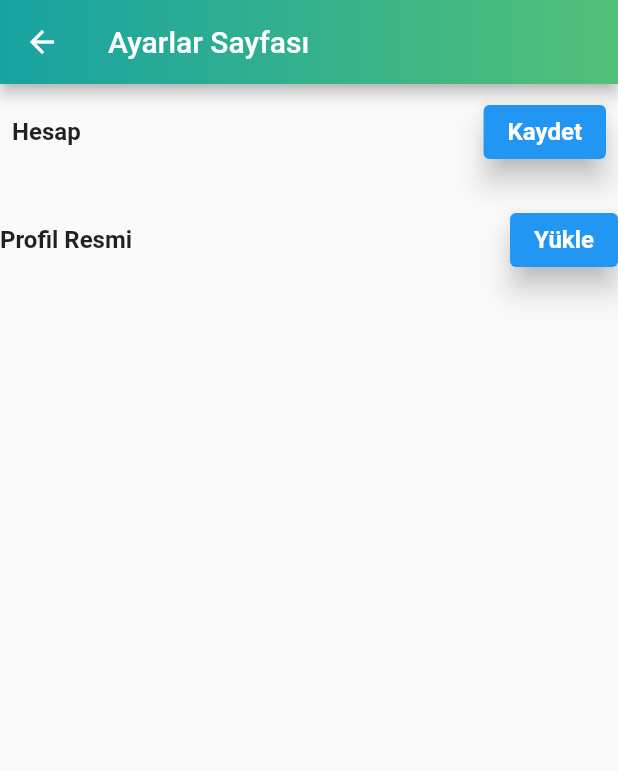
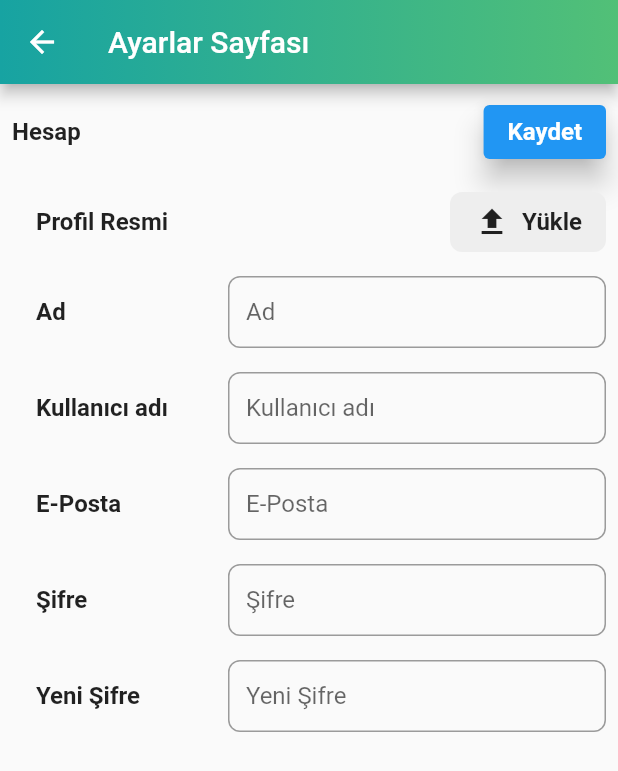
Before and after one commit to feyzasakli/ecoSave, a Flutter app: the SettingsPage screen opened directly, on a phone screen of 412 x 824 dp. Shown: the top 771 px of the screen. Run offline on Flutter 3.47's test engine with Material 2 defaults, Android fonts, the phone set to English and light mode, and no system bars.

Commit message:
Profil ayarları sayfası güncellemesi
kullanıcı adı, şifre, e-posta, şifre yenile, profil resmi ui tasarlandı

Co-Authored-By: Ömer Faruk Uzun  <50783721+omar200268@users.noreply.github.com>

```diff
--- a/lib/screen/settings.dart
+++ b/lib/screen/settings.dart
@@ -33,11 +33,10 @@ class SettingsPage extends StatelessWidget {
         ),
         title: const Text("Ayarlar Sayfası"),
       ),
-      body: Column(
+      body: ListView(
+        padding: const EdgeInsets.all(8.0),
         children: [
-          Padding(
-            padding: const EdgeInsets.all(8.0),
-            child: Row(
+          Row(
             children: [
               const Expanded(
                 child: Text(
@@ -63,10 +62,10 @@ class SettingsPage extends StatelessWidget {
               ),
             ],
           ),
-          ),
           const SizedBox(height: 16),
           Row(
             children: [
+              const SizedBox(width: 16),
               const Expanded(
                 child: Align(
                   alignment: Alignment.centerLeft,
@@ -79,22 +78,169 @@ class SettingsPage extends StatelessWidget {
                   ),
                 ),
               ),
-              ElevatedButton(
-                onPressed: () {
-                  // Add upload functionality here
-                },
-                style: ElevatedButton.styleFrom(
-                  elevation: 8,
-                  textStyle: const TextStyle(
+              Container(
+                decoration: BoxDecoration(
+                  color: Colors.grey[200],
+                  borderRadius: BorderRadius.circular(8),
+                ),
+                padding: const EdgeInsets.symmetric(horizontal: 16, vertical: 8),
+                child: const Row(
+                  children: [
+                    Icon(Icons.upload),
+                    SizedBox(width: 8),
+                    Text(
+                      'Yükle',
+                      style: TextStyle(
                         fontSize: 16,
                         fontWeight: FontWeight.bold,
                       ),
                     ),
-                child: const Text('Yükle'),
+                  ],
+                ),
               ),
             ],
           ),
-          const SizedBox(height: 8),
+          const SizedBox(height: 16),
+          Row(
+            children: [
+              const SizedBox(width: 16),
+              const SizedBox(
+                width: 120,
+                child: Text(
+                  'Ad',
+                  style: TextStyle(
+                    fontSize: 16,
+                    fontWeight: FontWeight.bold,
+                  ),
+                ),
+              ),
+              const SizedBox(width: 8),
+              Expanded(
+                child: TextFormField(
+                  decoration: InputDecoration(
+                    labelText: 'Ad',
+                    border: OutlineInputBorder(
+                      borderRadius: BorderRadius.circular(8),
+                    ),
+                    contentPadding: const EdgeInsets.symmetric(horizontal: 12, vertical: 8),
+                  ),
+                ),
+              ),
+            ],
+          ),
+          const SizedBox(height: 16),
+          Row(
+            children: [
+              const SizedBox(width: 16),
+              const SizedBox(
+                width: 120,
+                child: Text(
+                  'Kullanıcı adı',
+                  style: TextStyle(
+                    fontSize: 16,
+                    fontWeight: FontWeight.bold,
+                  ),
+                ),
+              ),
+              const SizedBox(width: 8),
+              Expanded(
+                child: TextFormField(
+                  decoration: InputDecoration(
+                    labelText: 'Kullanıcı adı',
+                    border: OutlineInputBorder(
+                      borderRadius: BorderRadius.circular(8),
+                    ),
+                    contentPadding: const EdgeInsets.symmetric(horizontal: 12, vertical: 8),
+                  ),
+                ),
+              ),
+            ],
+          ),
+          const SizedBox(height: 16),
+          Row(
+            children: [
+              const SizedBox(width: 16),
+              const SizedBox(
+                width: 120,
+                child: Text(
+                  'E-Posta',
+                  style: TextStyle(
+                    fontSize: 16,
+                    fontWeight: FontWeight.bold,
+                  ),
+                ),
+              ),
+              const SizedBox(width: 8),
+              Expanded(
+                child: TextFormField(
+                  decoration: InputDecoration(
+                    labelText: 'E-Posta',
+                    border: OutlineInputBorder(
+                      borderRadius: BorderRadius.circular(8),
+                    ),
+                    contentPadding: const EdgeInsets.symmetric(horizontal: 12, vertical: 8),
+                  ),
+                ),
+              ),
+            ],
+          ),
+          const SizedBox(height: 16),
+          Row(
+            children: [
+              const SizedBox(width: 16),
+              const SizedBox(
+                width: 120,
+                child: Text(
+                  'Şifre',
+                  style: TextStyle(
+                    fontSize: 16,
+                    fontWeight: FontWeight.bold,
+                  ),
+                ),
+              ),
+              const SizedBox(width: 8),
+              Expanded(
+                child: TextFormField(
+                  decoration: InputDecoration(
+                    labelText: 'Şifre',
+                    border: OutlineInputBorder(
+                      borderRadius: BorderRadius.circular(8),
+                    ),
+                    contentPadding: const EdgeInsets.symmetric(horizontal: 12, vertical: 8),
+                  ),
+                ),
+              ),
+            ],
+          ),
+          const SizedBox(height: 16),
+          Row(
+            children: [
+              const SizedBox(width: 16),
+              const SizedBox(
+                width: 120,
+                child: Text(
+                  'Yeni Şifre',
+                  style: TextStyle(
+                    fontSize: 16,
+                    fontWeight: FontWeight.bold,
+                  ),
+                ),
+              ),
+              const SizedBox(width: 8),
+              Expanded(
+                child: TextFormField(
+                  decoration: InputDecoration(
+                    labelText: 'Yeni Şifre',
+                    border: OutlineInputBorder(
+                      borderRadius: BorderRadius.circular(8),
+                    ),
+                    contentPadding: const EdgeInsets.symmetric(horizontal: 12, vertical: 8),
+                  ),
+                ),
+              ),
+            ],
+          ),
+          const SizedBox(height: 16),
           const Spacer(),
         ],
       ),
```
Lines whose indentation alone changed are shown as unchanged.
